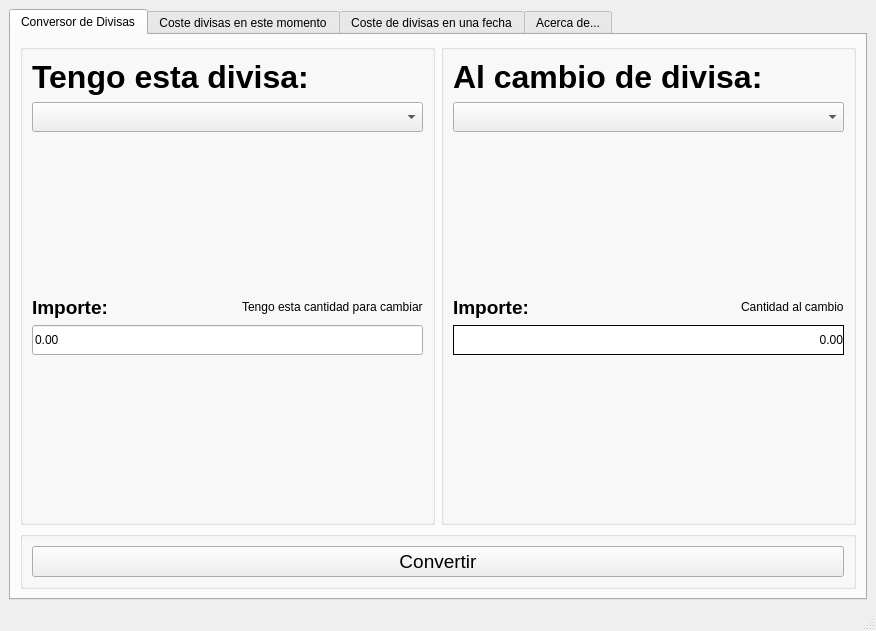
Qt form ui/ventanaPrincipal.ui (dbagato/2DAM) before a commit.
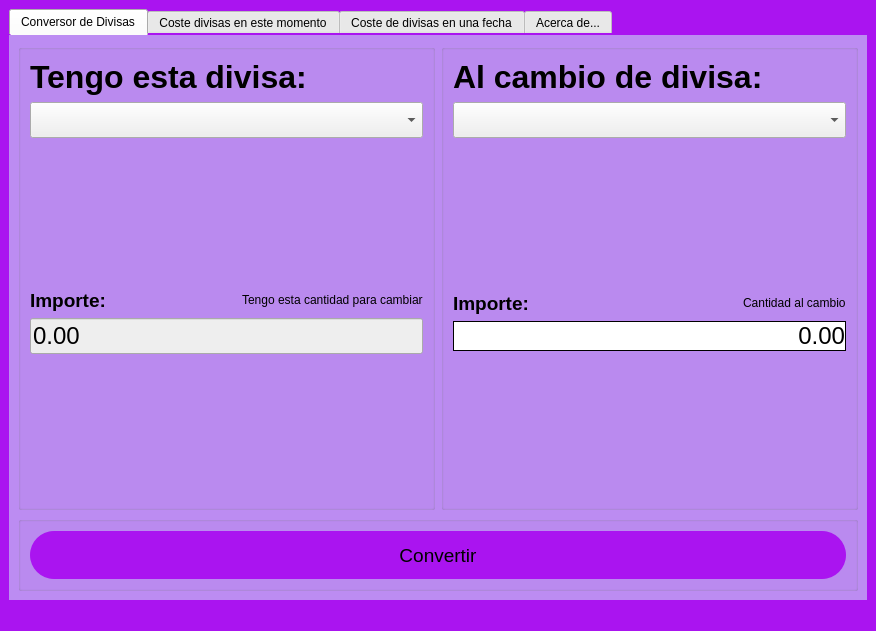
The same form after that commit.

The edit to the form file:
```diff
--- a/ui/ventanaPrincipal.ui
+++ b/ui/ventanaPrincipal.ui
@@ -14,8 +14,41 @@
    <string>MainWindow</string>
   </property>
   <property name="styleSheet">
-   <string notr="true">
-</string>
+   <string notr="true">QMainWindow {background-color: #AA14F0;
+}
+QWidget {border-color:black}
+#tab {
+	background-color: rgb(188, 140, 242);
+}
+#tab_2 {
+	background-color: rgb(188, 140, 242);
+}
+#tab_3 {
+	background-color: rgb(188, 140, 242);
+}
+#tab_4 {
+	background-color: rgb(188, 140, 242);
+}
+#costeFechFecha {
+  font-size:24px
+}
+QComboBox {
+font-size:24px
+}
+#cambioDinero {font-size:24px;
+background-color: rgb(238, 238, 238);
+}
+#conversorDinero {font-size:24px;
+background-color: rgb(238, 238, 238);
+}
+QListWidget {background-color: rgb(238, 238, 238);
+}
+QPushButton {
+  background-color: #AA14F0;
+  border-radius: 24px;
+  border-style: none;
+  height: 48px;
+}</string>
   </property>
   <widget class="QWidget" name="centralwidget">
    <layout class="QGridLayout" name="gridLayout_2">
```
